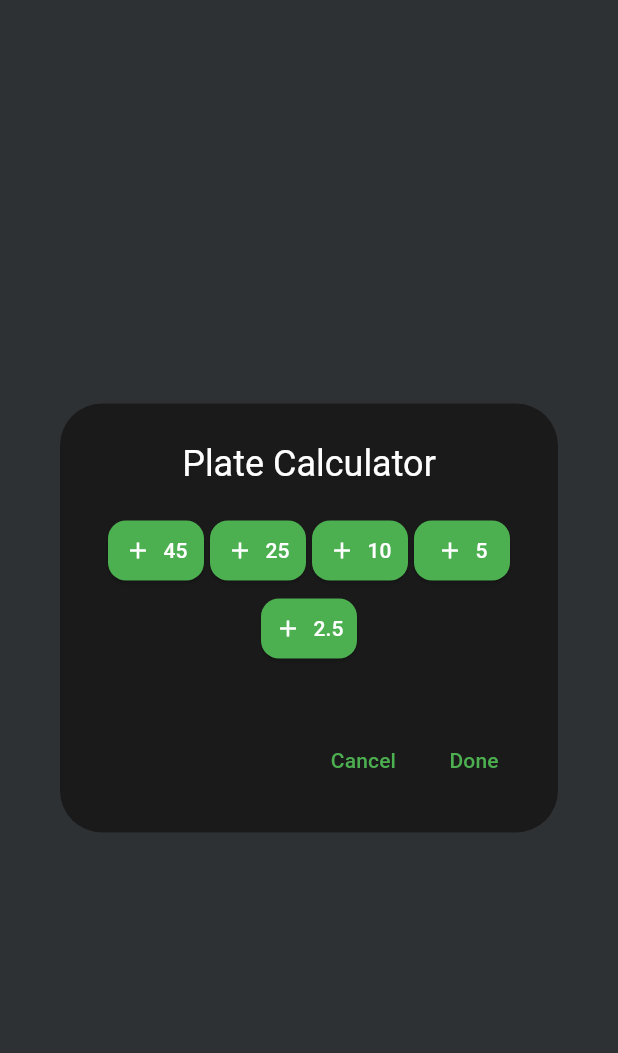
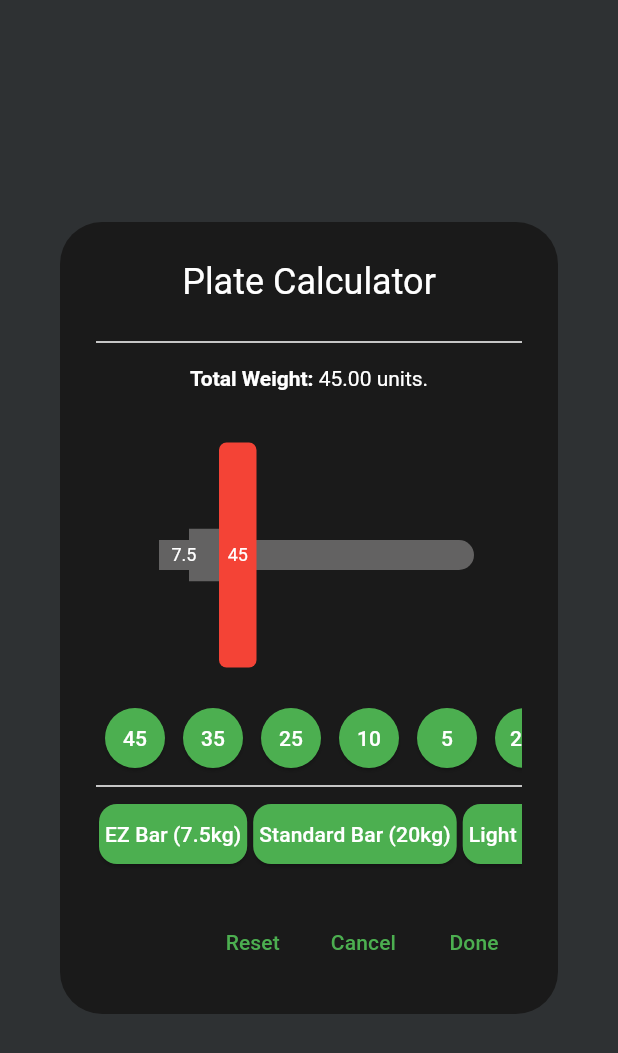
Before and after one commit to diegoZarateFer/gym-tracker-app, a Flutter app: the PlateCalculator widget shown alone on an empty page, opened directly, after a tap on "45", on a phone screen of 412 x 824 dp. Shown: the top 1053 px of the screen. Run offline on Flutter 3.47's test engine with Material 3 defaults, Android fonts, the light colour scheme and no system bars; our stand-ins replace table_calendar.

Commit message:
feat<plate calculator>: Comenzar con la implemnetacion de claculadora de discos.

```diff
--- a/lib/core/extensions/context_ext.dart
+++ b/lib/core/extensions/context_ext.dart
@@ -8,6 +8,15 @@ extension ContextExt on BuildContext {
   Size get size => mediaQuery.size;
   double get width => size.width;
   double get height => size.height;
+
+  void showScaffoldMessage(String message, {int duration = 3}) {
+    ScaffoldMessenger.of(this).showSnackBar(
+      SnackBar(
+        content: Text(message),
+        duration: Duration(seconds: duration),
+      ),
+    );
+  }
 
   void showBottomDialog(Widget content) {
     showModalBottomSheet(
@@ -25,11 +34,10 @@ extension ContextExt on BuildContext {
 
   void showModalDialog(Widget dialog) {
     showDialog(
-      context: this,
-      builder: (BuildContext dialogContext) {
-        return dialog;
-      }
-    );
+        context: this,
+        builder: (BuildContext dialogContext) {
+          return dialog;
+        });
   }
 
   Future<T?> pushWithSlide<T>(Widget screen) {
--- /dev/null
+++ b/lib/pages/widgets/bar_selector.dart
@@ -0,0 +1,34 @@
+import 'package:flutter/material.dart';
+
+class BarSelector extends StatelessWidget {
+  const BarSelector({super.key});
+
+  @override
+  Widget build(BuildContext context) {
+    return SingleChildScrollView(
+      scrollDirection: Axis.horizontal,
+      child: Row(
+        mainAxisSize: MainAxisSize.min,
+        children: [
+          for (var weight in [
+            "EZ Bar (7.5kg)",
+            "Standard Bar (20kg)",
+            "Light Bar (15kg)"
+          ])
+            Padding(
+              padding: const EdgeInsets.symmetric(horizontal: 2),
+              child: ElevatedButton(
+                onPressed: () {},
+                style: ElevatedButton.styleFrom(
+                    padding: const EdgeInsets.all(4),
+                    shape: RoundedRectangleBorder(
+                      borderRadius: BorderRadius.circular(12),
+                    )),
+                child: Text(weight),
+              ),
+            ),
+        ],
+      ),
+    );
+  }
+}
--- a/lib/pages/widgets/dialogs/plate_calculator.dart
+++ b/lib/pages/widgets/dialogs/plate_calculator.dart
@@ -1,12 +1,152 @@
+import 'dart:math';
+
 import 'package:flutter/material.dart';
+import 'package:gym_tracker_ui/pages/widgets/bar_selector.dart';
 import 'package:gym_tracker_ui/pages/widgets/plates_selector.dart';
+import 'package:gym_tracker_ui/pages/widgets/weight_visualizer.dart';
 
-class PlateCalculator extends StatelessWidget {
+class PlateCalculator extends StatefulWidget {
   const PlateCalculator({super.key});
 
   @override
+  State<PlateCalculator> createState() => _PlateCalculatorState();
+}
+
+class _PlateCalculatorState extends State<PlateCalculator> {
+  double _totalWeight = 0;
+  int _totalPlates = 0;
+  Map<Plate, int> _selectedPlates = {};
+
+  ///
+  /// Funciones para widgets.
+  ///
+
+  void _addPlateHandler(Plate selectedPlate) {
+    if (_totalPlates >= 7) {
+      setState(() {
+        _totalPlates += 1;
+      });
+      return;
+    }
+
+    setState(() {
+      _totalPlates += 1;
+      _totalWeight += selectedPlate.weightInLbs;
+      _selectedPlates = _simplifyPlates(_totalWeight);
+    });
+  }
+
+  void _resetCalculator() {
+    setState(() {
+      _selectedPlates = {};
+      _totalWeight = 0;
+      _totalPlates = 0;
+    });
+  }
+
+  ///
+  /// Simplificar la lista de pesos.
+  /// Esto se puede poner en un data source para realizar el precalculo.
+  ///
+
+  Plate _getPlateFromWeight(int weight) {
+    double mappedWeight = weight / 10;
+    switch (mappedWeight) {
+      case 45:
+        return Plate45();
+      case 35:
+        return Plate35();
+      case 25:
+        return Plate25();
+      case 10:
+        return Plate10();
+      case 5:
+        return Plate5();
+      case 2.5:
+        return Plate2Dot5();
+    }
+
+    throw Exception("No such plate.");
+  }
+
+  Map<Plate, int> _simplifyPlates(double targetWeight) {
+    ///
+    /// Obtener lista de los pesos.
+    ///
+
+    final weights = [];
+    for (final plate in plates) {
+      weights.add((plate.weightInLbs * 10).toInt());
+    }
+
+    int mappedTargetWeight = targetWeight.toInt() * 10;
+    final usedPlates = List.generate(mappedTargetWeight + 1, (_) => -1);
+
+    final dp = List.generate(mappedTargetWeight + 1, (_) => mappedTargetWeight + 1);
+    dp[0] = 0;
+
+    for (int i = 0; i < mappedTargetWeight + 1; i++) {
+      for (int weight in weights) {
+        if (weight <= i && 1 + dp[i - weight] < dp[i]) {
+          dp[i] = min(dp[i], 1 + dp[i - weight]);
+          usedPlates[i] = weight;
+        }
+      }
+    }
+
+    if (dp[mappedTargetWeight] > mappedTargetWeight) {
+      return {};
+    }
+
+    Map<Plate, int> solution = {};
+    int curentWeight = mappedTargetWeight;
+    while (curentWeight > 0) {
+      int lastPlate = usedPlates[curentWeight];
+      final plateType = _getPlateFromWeight(lastPlate);
+      solution[plateType] =
+          solution.containsKey(plateType) ? solution[plateType]! + 1 : 1;
+      curentWeight -= lastPlate;
+    }
+
+    return solution;
+  }
+
+  @override
   Widget build(BuildContext context) {
-    final keyboardSpace = MediaQuery.of(context).viewInsets.bottom;
+    bool isWeightNotAllowed = _totalPlates > 7;
+    bool barIsEmpty = _totalPlates == 0;
+
+    final titleText = barIsEmpty
+        ? const Text(
+            "Add a plate",
+            style: TextStyle(
+              fontWeight: FontWeight.bold,
+            ),
+          )
+        : isWeightNotAllowed
+            ? Text(
+                "Weight not allowed.",
+                style: TextStyle(
+                  fontWeight: FontWeight.bold,
+                  color: Theme.of(context).colorScheme.error,
+                ),
+              )
+            : RichText(
+                text: TextSpan(
+                  text: "Total Weight: ",
+                  style: const TextStyle(
+                    fontWeight: FontWeight.bold,
+                  ),
+                  children: [
+                    TextSpan(
+                        text: "${_totalWeight.toStringAsFixed(2)} units.",
+                        style: const TextStyle(
+                          fontWeight: FontWeight.normal,
+                        )),
+                  ],
+                ),
+              );
+
     return AlertDialog(
       title: const Text(
         "Plate Calculator",
@@ -15,17 +155,28 @@ class PlateCalculator extends StatelessWidget {
       content: SizedBox(
         width: double.infinity,
         child: SingleChildScrollView(
-          child: Padding(
-            padding: EdgeInsets.fromLTRB(2, 2, 2, keyboardSpace + 16),
-            child: const Column(
-              children: [
-                PlatesSelector(),
-              ],
-            ),
+          child: Column(
+            children: [
+              const Divider(),
+              const SizedBox(height: 8),
+              titleText,
+              WeightVisualizer(
+                selectedPlates: _selectedPlates,
+                selectedBarWeight: 7.5,
+              ),
+              const SizedBox(height: 8),
+              PlatesSelector(onAddPlate: _addPlateHandler),
+              const Divider(),
+              const BarSelector(),
+            ],
           ),
         ),
       ),
       actions: [
+        TextButton(
+          onPressed: _resetCalculator,
+          child: const Text("Reset"),
+        ),
         TextButton(
           onPressed: () {
             Navigator.of(context).pop();
--- a/lib/pages/widgets/plates_selector.dart
+++ b/lib/pages/widgets/plates_selector.dart
@@ -1,56 +1,48 @@
 import 'package:flutter/material.dart';
+import 'package:gym_tracker_ui/pages/widgets/weight_visualizer.dart';
+
+final plates = <Plate>[
+  Plate45(),
+  Plate35(),
+  Plate25(),
+  Plate10(),
+  Plate5(),
+  Plate2Dot5(),
+];
 
 class PlatesSelector extends StatelessWidget {
-  const PlatesSelector({super.key});
+  const PlatesSelector({super.key, required this.onAddPlate});
+
+  final void Function(Plate selectedPlate) onAddPlate;
+
+  void _addPlateHandler(Plate selectedPlate) {
+    onAddPlate(selectedPlate);
+  }
 
   @override
   Widget build(BuildContext context) {
-    return Wrap(
-      alignment: WrapAlignment.center,
-      spacing: 4,
-      runSpacing: 4,
+    return SingleChildScrollView(
+      scrollDirection: Axis.horizontal,
+      child: Row(
+        mainAxisSize: MainAxisSize.min,
         children: [
-        ElevatedButton.icon(
-          onPressed: () {},
-          icon: const Icon(Icons.add),
-          label: const Text("45"),
+          for (var plate in plates)
+            Padding(
+              padding: const EdgeInsets.symmetric(horizontal: 2),
+              child: ElevatedButton(
+                onPressed: () {
+                  _addPlateHandler(plate);
+                },
                 style: ElevatedButton.styleFrom(
                   padding: const EdgeInsets.all(2),
+                  shape: const CircleBorder(),
+                  minimumSize: const Size(40, 40),
                 ),
-        ),
-        ElevatedButton.icon(
-          onPressed: () {},
-          icon: const Icon(Icons.add),
-          label: const Text("25"),
-          style: ElevatedButton.styleFrom(
-            padding: const EdgeInsets.all(2),
-          ),
-        ),
-        ElevatedButton.icon(
-          onPressed: () {},
-          icon: const Icon(Icons.add),
-          label: const Text("10"),
-          style: ElevatedButton.styleFrom(
-            padding: const EdgeInsets.all(2),
-          ),
-        ),
-        ElevatedButton.icon(
-          onPressed: () {},
-          icon: const Icon(Icons.add),
-          label: const Text("5"),
-          style: ElevatedButton.styleFrom(
-            padding: const EdgeInsets.all(2),
-          ),
-        ),
-        ElevatedButton.icon(
-          onPressed: () {},
-          icon: const Icon(Icons.add),
-          label: const Text("2.5"),
-          style: ElevatedButton.styleFrom(
-            padding: const EdgeInsets.all(2),
+                child: Text(plate.label),
               ),
             ),
         ],
+      ),
     );
   }
 }
--- /dev/null
+++ b/lib/pages/widgets/weight_visualizer.dart
@@ -0,0 +1,327 @@
+import 'package:flutter/material.dart';
+
+abstract class Plate {
+  final double height;
+  final double weightInKgs;
+  final double weightInLbs;
+
+  Plate({
+    required this.height,
+    required this.weightInKgs,
+    required this.weightInLbs,
+  });
+
+  String get label;
+  Paint get paint;
+}
+
+class Plate45 extends Plate {
+  Plate45()
+      : super(
+          height: 150,
+          weightInKgs: 20.4,
+          weightInLbs: 45,
+        );
+
+  @override
+  Paint get paint => Paint()
+    ..color = Colors.red
+    ..style = PaintingStyle.fill;
+
+  @override
+  String get label => "45";
+}
+
+class Plate35 extends Plate {
+  Plate35()
+      : super(
+          height: 140,
+          weightInKgs: 15.9,
+          weightInLbs: 35,
+        );
+
+  @override
+  Paint get paint => Paint()
+    ..color = Colors.blue
+    ..style = PaintingStyle.fill;
+
+  @override
+  String get label => "35";
+}
+
+class Plate25 extends Plate {
+  Plate25()
+      : super(
+          height: 130,
+          weightInKgs: 11.3,
+          weightInLbs: 25,
+        );
+
+  @override
+  Paint get paint => Paint()
+    ..color = const Color.fromARGB(255, 155, 142, 30)
+    ..style = PaintingStyle.fill;
+
+  @override
+  String get label => "25";
+}
+
+class Plate10 extends Plate {
+  Plate10()
+      : super(
+          height: 120,
+          weightInKgs: 4.5,
+          weightInLbs: 10,
+        );
+
+  @override
+  Paint get paint => Paint()
+    ..color = Colors.green
+    ..style = PaintingStyle.fill;
+
+  @override
+  String get label => "10";
+}
+
+class Plate5 extends Plate {
+  Plate5()
+      : super(
+          height: 110,
+          weightInKgs: 2.2,
+          weightInLbs: 5,
+        );
+
+  @override
+  Paint get paint => Paint()
+    ..color = Colors.red
+    ..style = PaintingStyle.fill;
+
+  @override
+  String get label => "5";
+}
+
+class Plate2Dot5 extends Plate {
+  Plate2Dot5()
+      : super(
+          height: 105,
+          weightInKgs: 1.13,
+          weightInLbs: 2.5,
+        );
+
+  @override
+  Paint get paint => Paint()
+    ..color = Colors.blue
+    ..style = PaintingStyle.fill;
+
+  @override
+  String get label => "2.5";
+}
+
+class WeightVisualizer extends StatelessWidget {
+  const WeightVisualizer({
+    super.key,
+    required this.selectedPlates,
+    required this.selectedBarWeight,
+  });
+
+  final Map<Plate, int> selectedPlates;
+  final double selectedBarWeight;
+
+  @override
+  Widget build(BuildContext context) {
+    return SizedBox(
+      height: 200,
+      child: Center(
+        child: CustomPaint(
+          size: const Size(250, 200),
+          painter: BarPainter(selectedPlates, selectedBarWeight),
+        ),
+      ),
+    );
+  }
+}
+
+class BarPainter extends CustomPainter {
+  final Map<Plate, int> selectedPlates;
+  final double selectedBarWeight;
+
+  BarPainter(this.selectedPlates, this.selectedBarWeight);
+
+  @override
+  void paint(Canvas canvas, Size size) {
+    ///
+    /// Definiendo los painters.
+    ///
+
+    /// Barra
+    final barPaint = Paint()
+      ..color = const Color.fromARGB(255, 99, 98, 98)
+      ..style = PaintingStyle.fill;
+
+    ///
+    /// Definiendo rectangulo de la barra.
+    ///
+
+    const double barWidth = 200;
+    const double barHeight = 20;
+
+    final barPositionX = size.width / 2 - barWidth / 2;
+    final barPositionY = size.height / 2;
+    final barHandle =
+        Rect.fromLTWH(barPositionX, barPositionY, barWidth, barHeight);
+
+    ///
+    /// Definir texto de la barra.
+    ///
+    final barTextPainter = TextPainter(
+      text: TextSpan(
+        text: "$selectedBarWeight",
+        style: const TextStyle(
+          fontSize: 12,
+        ),
+      ),
+      textDirection: TextDirection.ltr,
+    );
+
+    barTextPainter.layout();
+
+    final barTextPositionX = barPositionX + barTextPainter.width / 2;
+    final barTextPositionY =
+        barPositionY + barHeight / 2 - barTextPainter.height / 2;
+    final barTextOffset = Offset(barTextPositionX, barTextPositionY);
+
+    ///
+    /// Definiendo posiciones y size del border de la barra.
+    ///
+
+    double barBorderPositionX = size.width / 2 + barWidth / 2;
+    double borderWidth = 10;
+    final barBorderRect =
+        Rect.fromLTWH(barBorderPositionX, barPositionY, borderWidth, barHeight);
+    const borderRadius = BorderRadius.only(
+      topRight: Radius.circular(10),
+      bottomRight: Radius.circular(10),
+      bottomLeft: Radius.zero,
+      topLeft: Radius.zero,
+    );
+
+    final barBorderRRect = RRect.fromRectAndCorners(
+      barBorderRect,
+      topLeft: borderRadius.topLeft,
+      topRight: borderRadius.topRight,
+      bottomLeft: borderRadius.bottomLeft,
+      bottomRight: borderRadius.bottomRight,
+    );
+
+    ///
+    /// Definiendo posiciones y size del tope de la barra.
+    ///
+
+    double barBumpWidth = 20;
+    double barBumpHeight = barHeight + 15;
+
+    double barBumpPositionX = barPositionX + barWidth / 2 - 80;
+    double barBumpPositionY =
+        (2 * barPositionY + barHeight - barBumpHeight) / 2;
+
+    final barBumpRect = Rect.fromLTWH(
+      barBumpPositionX,
+      barBumpPositionY,
+      barBumpWidth,
+      barBumpHeight,
+    );
+
+    ///
+    /// Dibujando los elementos.
+    ///
+
+    canvas.drawRect(barBumpRect, barPaint);
+
+    canvas.drawRect(barHandle, barPaint);
+    barTextPainter.paint(canvas, barTextOffset);
+
+    canvas.drawRRect(barBorderRRect, barPaint);
+
+    _drawSelectedPlatesRecs(
+      canvas: canvas,
+      barHeight: barHeight,
+      barPositionY: barPositionY,
+      initalPositionX: barBumpPositionX + barBumpWidth,
+    );
+  }
+
+  @override
+  bool shouldRepaint(covariant CustomPainter oldDelegate) {
+    return false;
+  }
+
+  void _drawSelectedPlatesRecs(
+      {required Canvas canvas,
+      required double barPositionY,
+      required double barHeight,
+      required double initalPositionX}) {
+    const separationBetweenPlates = 1;
+    const double plateWidth = 25;
+
+    double platePositionX = initalPositionX;
+
+    final plates = selectedPlates.keys.toList();
+    plates.sort(
+      (plateA, plateB) => plateB.weightInLbs.compareTo(plateA.weightInLbs),
+    );
+
+    for (final plate in plates) {
+      final double platePositionY =
+          (2 * barPositionY + barHeight - plate.height) / 2;
+
+      for (var i = 0; i < selectedPlates[plate]!; i++) {
+        ///
+        /// Rectangulo para el disco.
+        ///
+
+        final plateRect = Rect.fromLTWH(
+          platePositionX,
+          platePositionY,
+          plateWidth,
+          plate.height,
+        );
+
+        const borderRadius = BorderRadius.all(Radius.circular(5));
+
+        final barPlateRRect = RRect.fromRectAndCorners(
+          plateRect,
+          topLeft: borderRadius.topLeft,
+          topRight: borderRadius.topRight,
+          bottomLeft: borderRadius.bottomLeft,
+          bottomRight: borderRadius.bottomRight,
+        );
+
+        ///
+        /// Texto del rectanglulo.
+        ///
+        final plateTextPainter = TextPainter(
+          text: TextSpan(
+            text: plate.label,
+            style: const TextStyle(
+              fontSize: 12,
+            ),
+          ),
+          textDirection: TextDirection.ltr,
+        );
+
+        plateTextPainter.layout();
+
+        final plateTextPositionX =
+            platePositionX + plateWidth / 2 - plateTextPainter.width / 2;
+        final plateTextPositionY =
+            platePositionY + plate.height / 2 - plateTextPainter.height / 2;
+        final plateTextOffset = Offset(plateTextPositionX, plateTextPositionY);
+
+        canvas.drawRRect(barPlateRRect, plate.paint);
+        plateTextPainter.paint(canvas, plateTextOffset);
+
+        platePositionX += plateWidth + separationBetweenPlates;
+      }
+    }
+  }
+}
```
Lines whose indentation alone changed are shown as unchanged.
